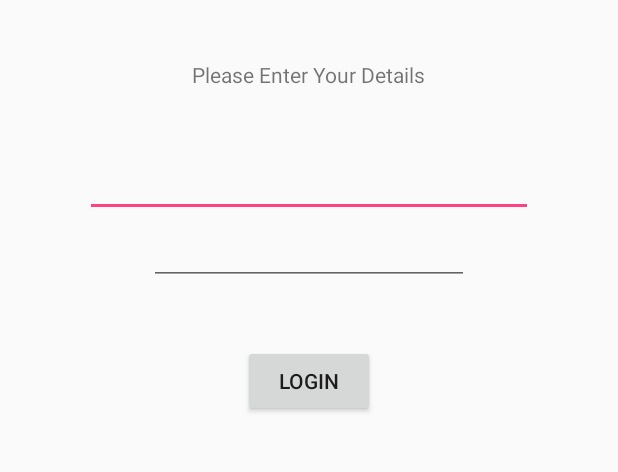
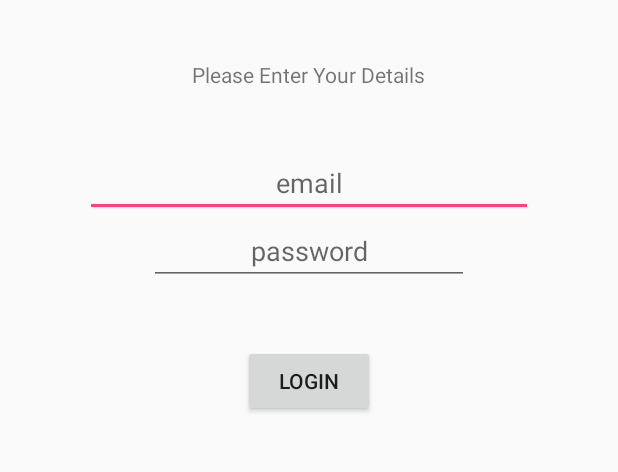
Before and after one commit to martin-the-human/PersonalEnergyTrainer, an Android app: the screen it shows after launch (LoginScreen), on a phone screen of 412 x 824 dp, the part 477-949 px from its top. Run offline under Robolectric (Android 15) with nearby library versions, the phone set to English and light mode, and no system bars.

Commit message:
created button functionality on login screen to take uesr to main page. does not verify details yet.

```diff
--- a/app/src/main/AndroidManifest.xml
+++ b/app/src/main/AndroidManifest.xml
@@ -16,6 +16,7 @@
                 <category android:name="android.intent.category.LAUNCHER" />
             </intent-filter>
         </activity>
+        <activity android:name=".MainActivity"></activity>
     </application>
 
 </manifest>
--- a/app/src/main/java/com/example/martin/personalenergytrainer/LoginScreen.java
+++ b/app/src/main/java/com/example/martin/personalenergytrainer/LoginScreen.java
@@ -1,7 +1,10 @@
 package com.example.martin.personalenergytrainer;
 
+import android.content.Intent;
 import android.support.v7.app.AppCompatActivity;
 import android.os.Bundle;
+import android.view.View;
+import android.widget.Button;
 
 public class LoginScreen extends AppCompatActivity {
 
@@ -9,5 +12,14 @@ public class LoginScreen extends AppCompatActivity {
     protected void onCreate(Bundle savedInstanceState) {
         super.onCreate(savedInstanceState);
         setContentView(R.layout.activity_login_screen);
+
+        Button btn_login = (Button) findViewById(R.id.buttonLogin);
+        btn_login.setOnClickListener(new View.OnClickListener() {
+            @Override
+            public void onClick(View view) {
+                Intent mainActivity = new Intent(LoginScreen.this, MainActivity.class);
+                startActivity(mainActivity);
+            }
+        });
     }
 }
--- a/app/src/main/res/layout/activity_login_screen.xml
+++ b/app/src/main/res/layout/activity_login_screen.xml
@@ -34,6 +34,8 @@
             android:layout_centerHorizontal="true"
             android:layout_marginTop="40dp"
             android:ems="14"
+            android:hint="email"
+            android:textAlignment="center"
             android:inputType="textEmailAddress" />
 
         <EditText
@@ -43,6 +45,8 @@
             android:layout_below="@id/editTextLoginEmail"
             android:layout_centerHorizontal="true"
             android:ems="10"
+            android:hint="password"
+            android:textAlignment="center"
             android:inputType="textPassword" />
 
         <Button
```
Also changed, not shown: app/src/main/java/com/example/martin/personalenergytrainer/MainActivity.java (added, +13 -0 lines), app/src/main/res/layout/activity_main.xml (added, +9 -0 lines).
